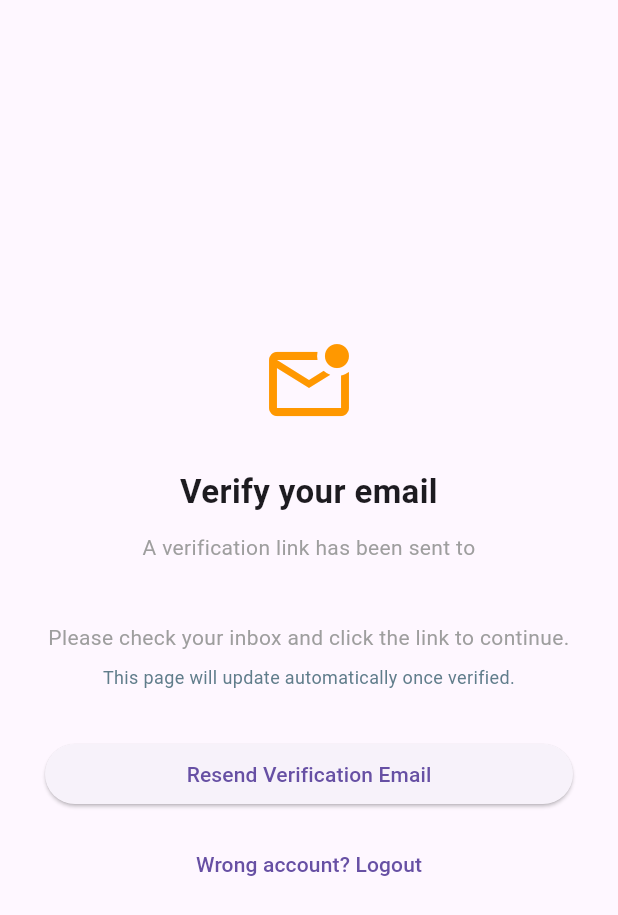
After one commit to PotteryStationRamgarh/pottery-web, a Flutter app: the VerifyEmailScreen screen opened by its route, on a phone screen of 412 x 824 dp. The commit adds this screen. Shown: the top 915 px of the screen. Run offline on Flutter 3.47's test engine with Material 3 defaults, Android fonts, the phone set to English and light mode, and no system bars; our stand-ins replace cloud_firestore, firebase_auth, firebase_core; accounts and stored records are empty.

Commit message:
added role verification email verification and dummy customer and admin home pages

```diff
--- /dev/null
+++ b/lib/features/auth/verify_email/verify_email_screen.dart
@@ -0,0 +1,193 @@
+import 'dart:async';
+import 'package:firebase_auth/firebase_auth.dart';
+import 'package:flutter/material.dart';
+import '../../../app/routes.dart';
+import '../auth_service.dart';
+
+/// VerifyEmailScreen — shown after signup or when user is logged in
+/// but has not verified their email yet.
+///
+/// Logic:
+/// - Tells user to check their inbox
+/// - Auto checks every 5 seconds if email has been verified
+/// - If verified → goes to customerHome automatically
+/// - Resend button available if user didn't get the email
+class VerifyEmailScreen extends StatefulWidget {
+  const VerifyEmailScreen({super.key});
+
+  @override
+  State<VerifyEmailScreen> createState() => _VerifyEmailScreenState();
+}
+
+class _VerifyEmailScreenState extends State<VerifyEmailScreen> {
+
+  final AuthService _authService = AuthService();
+
+  // Timer that periodically checks if email has been verified
+  Timer? _timer;
+
+  // Prevents resend button spam — true means cooldown is active
+  bool _resendCooldown = false;
+
+  // Shows feedback message after resend is tapped
+  String? _resendMessage;
+
+  @override
+  void initState() {
+    super.initState();
+    // Start auto checking verification status every 5 seconds
+    _startVerificationCheck();
+  }
+
+  /// Starts a periodic timer that checks Firebase every 5 seconds.
+  /// Once verified it cancels itself and navigates to home.
+  void _startVerificationCheck() {
+    _timer = Timer.periodic(const Duration(seconds: 5), (_) async {
+      // Reload user to get fresh data from Firebase servers
+      await _authService.reloadUser();
+
+      // Safety check after async gap
+      if (!mounted) return;
+
+      // If email is now verified — stop timer and go to home
+      if (_authService.isEmailVerified) {
+        _timer?.cancel();
+        Navigator.pushReplacementNamed(context, Routes.customerHome);
+      }
+    });
+  }
+
+  /// Called when user taps Resend Email button.
+  /// Adds a 30 second cooldown to prevent spam.
+  Future<void> _handleResend() async {
+    try {
+      await _authService.resendVerificationEmail();
+
+      if (!mounted) return;
+
+      // Show success message and start cooldown
+      setState(() {
+        _resendMessage = 'Verification email sent. Please check your inbox.';
+        _resendCooldown = true;
+      });
+
+      // Remove cooldown after 30 seconds
+      await Future.delayed(const Duration(seconds: 30));
+
+      if (!mounted) return;
+
+      setState(() {
+        _resendCooldown = false;
+      });
+    } catch (_) {
+      if (!mounted) return;
+      setState(() {
+        _resendMessage = 'Failed to resend email. Please try again.';
+      });
+    }
+  }
+
+  /// Called when user taps Wrong account? Logout.
+  Future<void> _handleLogout() async {
+    await _authService.logout();
+    if (!mounted) return;
+    Navigator.pushReplacementNamed(context, Routes.login);
+  }
+
+  @override
+  void dispose() {
+    // Always cancel timer when screen is removed to prevent memory leaks
+    _timer?.cancel();
+    super.dispose();
+  }
+
+  @override
+  Widget build(BuildContext context) {
+    // Get current user email to display to user
+    final email = FirebaseAuth.instance.currentUser?.email ?? 'your email';
+
+    return Scaffold(
+      body: Center(
+        child: SizedBox(
+          width: 400,
+          child: Padding(
+            padding: const EdgeInsets.all(24.0),
+            child: Column(
+              mainAxisAlignment: MainAxisAlignment.center,
+              crossAxisAlignment: CrossAxisAlignment.stretch,
+              children: [
+
+                // Icon
+                const Icon(
+                  Icons.mark_email_unread_outlined,
+                  size: 64,
+                  color: Colors.orange,
+                ),
+
+                const SizedBox(height: 24),
+
+                // Title
+                const Text(
+                  'Verify your email',
+                  textAlign: TextAlign.center,
+                  style: TextStyle(
+                    fontSize: 22,
+                    fontWeight: FontWeight.bold,
+                  ),
+                ),
+
+                const SizedBox(height: 12),
+
+                // Instruction text with user's email
+                Text(
+                  'A verification link has been sent to\n$email\n\nPlease check your inbox and click the link to continue.',
+                  textAlign: TextAlign.center,
+                  style: const TextStyle(fontSize: 14, color: Colors.grey),
+                ),
+
+                const SizedBox(height: 8),
+
+                // Auto check notice
+                const Text(
+                  'This page will update automatically once verified.',
+                  textAlign: TextAlign.center,
+                  style: TextStyle(fontSize: 12, color: Colors.blueGrey),
+                ),
+
+                const SizedBox(height: 24),
+
+                // Feedback message after resend attempt
+                if (_resendMessage != null)
+                  Text(
+                    _resendMessage!,
+                    textAlign: TextAlign.center,
+                    style: const TextStyle(fontSize: 13, color: Colors.green),
+                  ),
+
+                const SizedBox(height: 8),
+
+                // Resend button — disabled during cooldown
+                ElevatedButton(
+                  onPressed: _resendCooldown ? null : _handleResend,
+                  child: Text(
+                    _resendCooldown
+                        ? 'Email Sent — Wait 30s to resend'
+                        : 'Resend Verification Email',
+                  ),
+                ),
+
+                const SizedBox(height: 12),
+
+                // Logout option if wrong account
+                TextButton(
+                  onPressed: _handleLogout,
+                  child: const Text('Wrong account? Logout'),
+                ),
+              ],
+            ),
+          ),
+        ),
+      ),
+    );
+  }
+}
```
Also changed, not shown: lib/app/app.dart (+6 -8 lines), lib/core/services/firebase_service.dart (+61 -3 lines), lib/features/auth/signup/signup_controller.dart (+10 -3 lines), lib/features/home/admin_dashboard_screen.dart (added, +80 -0 lines), lib/features/home/customer_home_screen.dart (added, +70 -0 lines), lib/features/splash/splash_screen.dart (+28 -21 lines).
